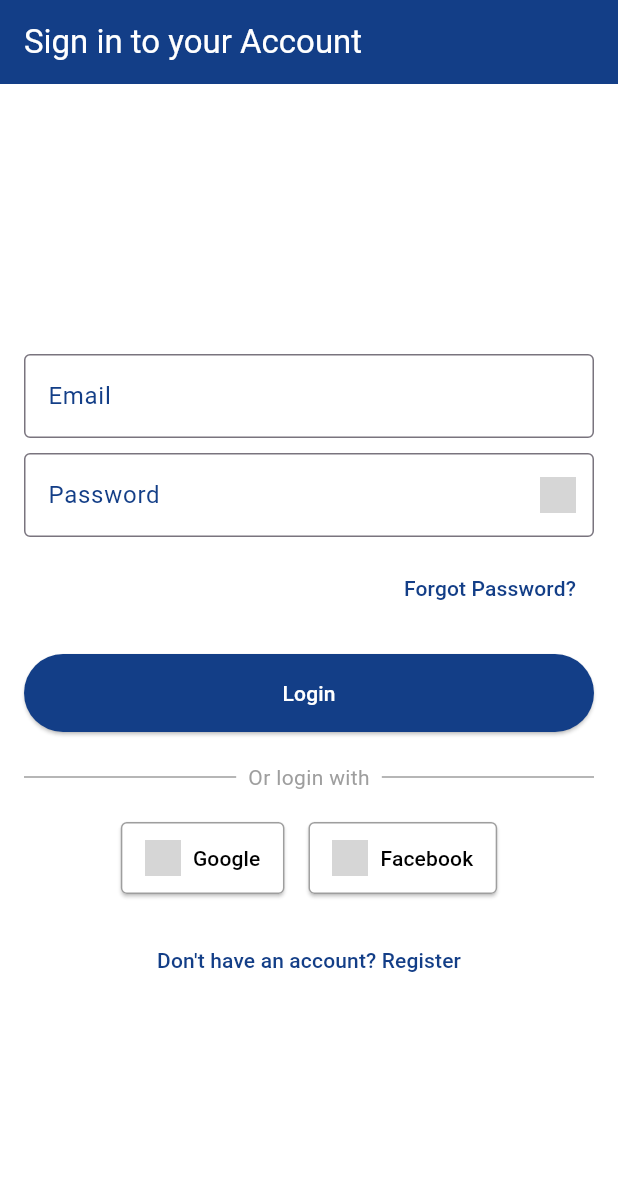
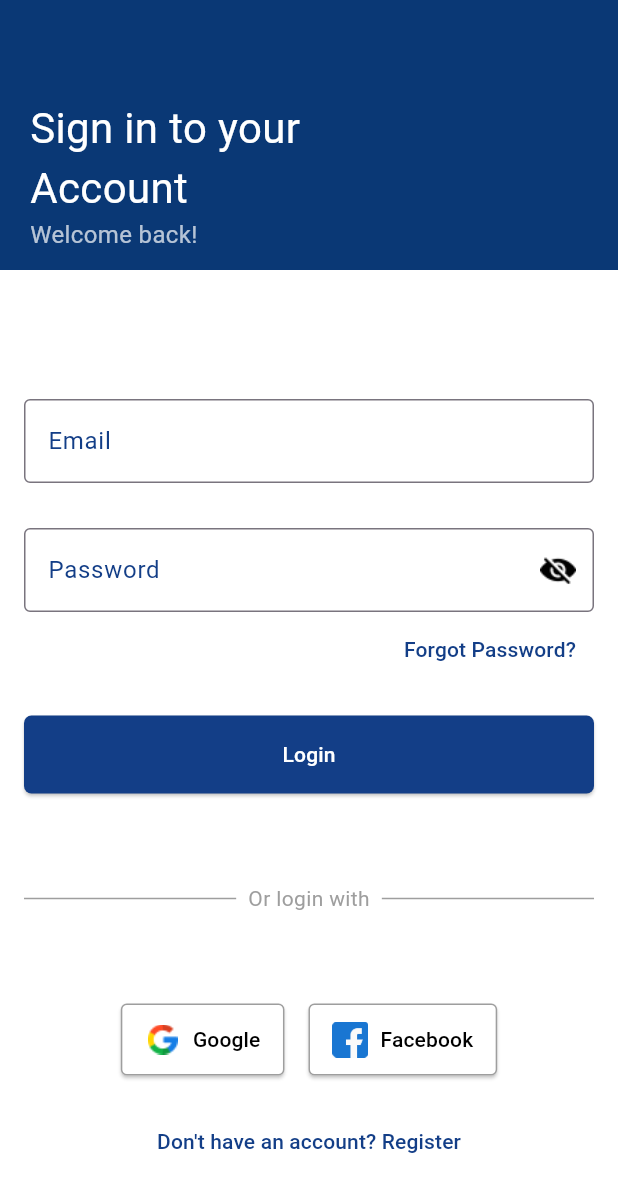
Before and after one commit to AhmedHopeless/Taskvio, a Flutter app: the screen it shows after launch, on a phone screen of 412 x 824 dp. Shown: the top 1192 px of the screen. Run offline on Flutter 3.47's test engine with Material 3 defaults, Android fonts, the phone set to English and light mode, and no system bars; grey boxes are pictures that could not be loaded.

Commit message:
login changes
login page and pubspec changes

```diff
--- a/project/lib/main.dart
+++ b/project/lib/main.dart
@@ -17,33 +17,65 @@ class MyApp extends StatelessWidget {
   }
 }
 
-
 class LoginScreen extends StatefulWidget {
   @override
   _LoginScreenState createState() => _LoginScreenState();
 }
 
-
 class _LoginScreenState extends State<LoginScreen> {
   bool _obscureText = true;
+
   @override
   Widget build(BuildContext context) {
     return Scaffold(
-      appBar: AppBar(
-        title: Text('Sign in to your Account', style: TextStyle(color: Colors.white)),
+      backgroundColor: Colors.white,
 
-        backgroundColor: Color(0xFF133E87),
-      ),
-      body: Container(
+      resizeToAvoidBottomInset: false, // Prevents the body from resizing
+      body: SingleChildScrollView(
+        child: Container(
           color: Colors.white,
-        padding: const EdgeInsets.all(16.0),
+          // padding: const EdgeInsets.all(16.0),
           child: Column(
             mainAxisAlignment: MainAxisAlignment.center,
             children: <Widget>[
+              Container(
+              padding: EdgeInsets.only(top: 50, left: 20),
+              color: Color(0xFF0A3875),
+              height: 180,
+              width: double.infinity,
+              child: Column(
+                crossAxisAlignment: CrossAxisAlignment.start,
+                children: [
+                  SizedBox(height: 15),
+                  Text(
+                    "Sign in to your",
+                    style: TextStyle(
+                      color: Colors.white,
+                      fontSize: 28,
+                      fontWeight: FontWeight.normal,
+                    ),
+                  ),
+                  Text(
+                    "Account",
+                    style: TextStyle(
+                      color: Colors.white,
+                      fontSize: 28,
+                      fontWeight: FontWeight.normal,
+                    ),
+                  ),
+                  Text(
+                    "Welcome back!",
+                    style: TextStyle(color: Colors.white70, fontSize: 16),
+                  ),
+                ],
+              ),
+            ),
+            Padding(
+              padding: EdgeInsets.all(16.0),
+              child: Column(
+                children: [
 
-            SizedBox(height: 20),
-
-
+              SizedBox(height: 70),
               TextField(
                 decoration: InputDecoration(
                   labelText: 'Email',
@@ -54,7 +86,8 @@ class _LoginScreenState extends State<LoginScreen> {
                   ),
                 ),
               ),
-            SizedBox(height: 10), // Space after email field
+
+            SizedBox(height: 30), // Space after email field
 
             // Password Field
             TextField(
@@ -68,7 +101,9 @@ class _LoginScreenState extends State<LoginScreen> {
                 ),
                 suffixIcon: IconButton(
                   icon: Image.asset(
-                    _obscureText ? 'icons/hidden.png' : 'icons/visible.png', // Custom icons
+                    _obscureText
+                        ? 'assets/icons/hidden.png'
+                        : 'assets/icons/visible.png', // Custom icons
                     width: 24,
                     height: 24,
                   ),
@@ -80,7 +115,7 @@ class _LoginScreenState extends State<LoginScreen> {
                 ),
               ),
             ),
-            SizedBox(height: 10), // Space after password field
+            SizedBox(height: 1), // Space after password field
 
             // Forgot Password
             Align(
@@ -105,13 +140,17 @@ class _LoginScreenState extends State<LoginScreen> {
                   // Handle login
                 },
                 style: ElevatedButton.styleFrom(
-                  foregroundColor: Colors.white, backgroundColor: Color(0xFF133E87), // Text color set to white
+                  foregroundColor: Colors.white,
+                  backgroundColor: Color(0xFF133E87), // Text color set to white
                   padding: EdgeInsets.symmetric(vertical: 16), // Button height
+                  shape: RoundedRectangleBorder(
+                    borderRadius: BorderRadius.circular(5), // Rounded corners
+                  ),
                 ),
                 child: Text('Login'),
               ),
             ),
-            SizedBox(height: 20), // Space after login button
+            SizedBox(height: 60), // Space after login button
 
             // Divider with "Or login with"
             Row(
@@ -137,7 +176,7 @@ class _LoginScreenState extends State<LoginScreen> {
                 ),
               ],
             ),
-            SizedBox(height: 20), // Space after divider
+            SizedBox(height: 60), // Space after divider
 
             // Google and Facebook Buttons
             Row(
@@ -149,8 +188,10 @@ class _LoginScreenState extends State<LoginScreen> {
                     _handleGoogleLogin(); // Handle Google login
                   },
                   style: ElevatedButton.styleFrom(
-                    foregroundColor: Colors.black, backgroundColor: Colors.white, // Text color set to black
-                    padding: EdgeInsets.symmetric(horizontal: 16, vertical: 12), // Button padding
+                    foregroundColor: Colors.black,
+                    backgroundColor: Colors.white, // Text color set to black
+                    padding: EdgeInsets.symmetric(
+                        horizontal: 16, vertical: 12), // Button padding
                     shape: RoundedRectangleBorder(
                       borderRadius: BorderRadius.circular(4), // Rounded corners
                       side: BorderSide(color: Colors.grey), // Gray border
@@ -159,7 +200,7 @@ class _LoginScreenState extends State<LoginScreen> {
                   child: Row(
                     children: [
                       Image.asset(
-                        'icons/google.png', // Google icon
+                        'assets/icons/google.png', // Google icon
                         width: 24,
                         height: 24,
                       ),
@@ -181,8 +222,10 @@ class _LoginScreenState extends State<LoginScreen> {
                     _handleFacebookLogin(); // Handle Facebook login
                   },
                   style: ElevatedButton.styleFrom(
-                    foregroundColor: Colors.black, backgroundColor: Colors.white, // Text color set to black
-                    padding: EdgeInsets.symmetric(horizontal: 16, vertical: 12), // Button padding
+                    foregroundColor: Colors.black,
+                    backgroundColor: Colors.white, // Text color set to black
+                    padding: EdgeInsets.symmetric(
+                        horizontal: 16, vertical: 12), // Button padding
                     shape: RoundedRectangleBorder(
                       borderRadius: BorderRadius.circular(4), // Rounded corners
                       side: BorderSide(color: Colors.grey), // Gray border
@@ -191,7 +234,7 @@ class _LoginScreenState extends State<LoginScreen> {
                   child: Row(
                     children: [
                       Image.asset(
-                        'icons/facebook.png', // Facebook icon
+                        'assets/icons/facebook.png', // Facebook icon
                         width: 24,
                         height: 24,
                       ),
@@ -225,6 +268,10 @@ class _LoginScreenState extends State<LoginScreen> {
                 ],
               ),
               ),
+          ],
+        ),
+      ),
+      ),
     );
   }
 
```
Also changed, not shown: project/pubspec.yaml (+6 -3 lines), project/assets/facebook.png (deleted), project/assets/google.png (deleted), project/assets/icons/facebook.png. Lines whose indentation alone changed are shown as unchanged.
